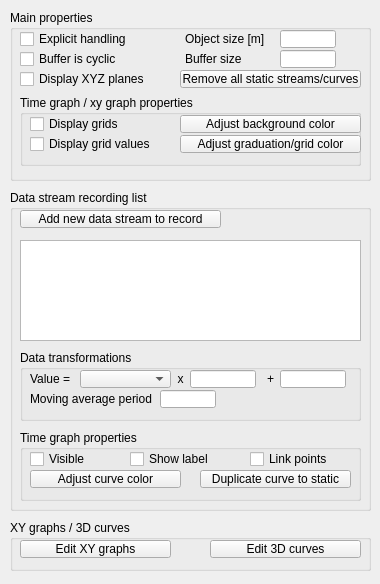
mdecourse/v_rep_old_core_lib, file ui/qdlggraphs.ui: the form before one commit.
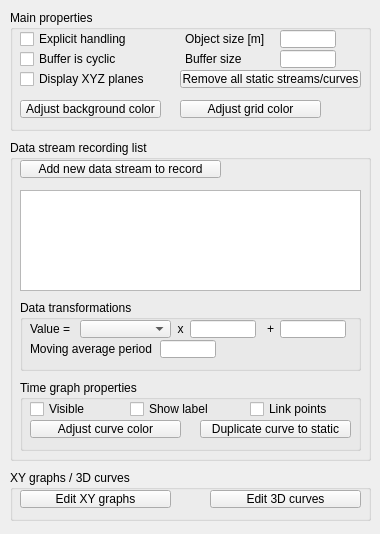
The form after the commit.

Patch:
```diff
--- a/ui/qdlggraphs.ui
+++ b/ui/qdlggraphs.ui
@@ -7,7 +7,7 @@
     <x>0</x>
     <y>0</y>
     <width>380</width>
-    <height>584</height>
+    <height>534</height>
    </rect>
   </property>
   <property name="windowTitle">
@@ -22,7 +22,7 @@
      <x>10</x>
      <y>10</y>
      <width>361</width>
-     <height>171</height>
+     <height>121</height>
     </rect>
    </property>
    <property name="title">
@@ -141,59 +141,12 @@
      <string>Remove all static streams/curves</string>
     </property>
    </widget>
-   <widget class="QGroupBox" name="groupBox_2">
-    <property name="geometry">
-     <rect>
-      <x>10</x>
-      <y>85</y>
-      <width>341</width>
-      <height>71</height>
-     </rect>
-    </property>
-    <property name="title">
-     <string>Time graph / xy graph properties</string>
-    </property>
-    <property name="flat">
-     <bool>false</bool>
-    </property>
-    <widget class="QCheckBox" name="qqDisplayGrids">
-     <property name="geometry">
-      <rect>
-       <x>10</x>
-       <y>20</y>
-       <width>131</width>
-       <height>18</height>
-      </rect>
-     </property>
-     <property name="focusPolicy">
-      <enum>Qt::StrongFocus</enum>
-     </property>
-     <property name="text">
-      <string>Display grids</string>
-     </property>
-    </widget>
-    <widget class="QCheckBox" name="qqDisplayGridValues">
-     <property name="geometry">
-      <rect>
-       <x>10</x>
-       <y>40</y>
-       <width>151</width>
-       <height>18</height>
-      </rect>
-     </property>
-     <property name="focusPolicy">
-      <enum>Qt::StrongFocus</enum>
-     </property>
-     <property name="text">
-      <string>Display grid values</string>
-     </property>
-    </widget>
     <widget class="QToolButton" name="qqAdjustBackgroundColor">
      <property name="geometry">
       <rect>
-       <x>160</x>
-       <y>20</y>
-       <width>181</width>
+      <x>10</x>
+      <y>90</y>
+      <width>141</width>
        <height>18</height>
       </rect>
      </property>
@@ -207,9 +160,9 @@
     <widget class="QToolButton" name="qqAdjustGridColor">
      <property name="geometry">
       <rect>
-       <x>160</x>
-       <y>40</y>
-       <width>181</width>
+      <x>170</x>
+      <y>90</y>
+      <width>141</width>
        <height>18</height>
       </rect>
      </property>
@@ -217,16 +170,15 @@
       <enum>Qt::StrongFocus</enum>
      </property>
      <property name="text">
-      <string>Adjust graduation/grid color</string>
-     </property>
-    </widget>
+     <string>Adjust grid color</string>
+    </property>
    </widget>
   </widget>
   <widget class="QGroupBox" name="groupBox_4">
    <property name="geometry">
     <rect>
      <x>10</x>
-     <y>190</y>
+     <y>140</y>
      <width>361</width>
      <height>321</height>
     </rect>
@@ -478,7 +430,7 @@
    <property name="geometry">
     <rect>
      <x>10</x>
-     <y>520</y>
+     <y>470</y>
      <width>361</width>
      <height>51</height>
     </rect>
```
Left out of the diff: 2 changed lines with no effect on the pictures. Lines whose indentation alone changed are shown as unchanged.
